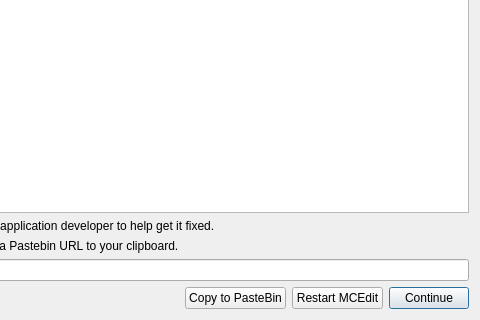
Old version of the form src/mcedit2/ui/error_dialog.ui in the repository mcedit/mcedit2; both pictures show x 210 to 690 and y 230 to 550 of the 690 by 550 pixel window.
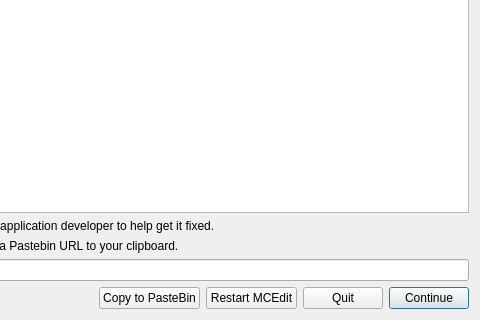
New version of the form.

Commit message: Add Quit button to error dialog

Diff of the .ui file:
```diff
--- a/src/mcedit2/ui/error_dialog.ui
+++ b/src/mcedit2/ui/error_dialog.ui
@@ -114,6 +114,13 @@
        </property>
       </widget>
      </item>
+     <item>
+      <widget class="QPushButton" name="quitMCEditButton">
+       <property name="text">
+        <string>Quit</string>
+       </property>
+      </widget>
+     </item>
      <item>
       <widget class="QPushButton" name="continueButton">
        <property name="text">
```
The commit also changes 1 other file.
